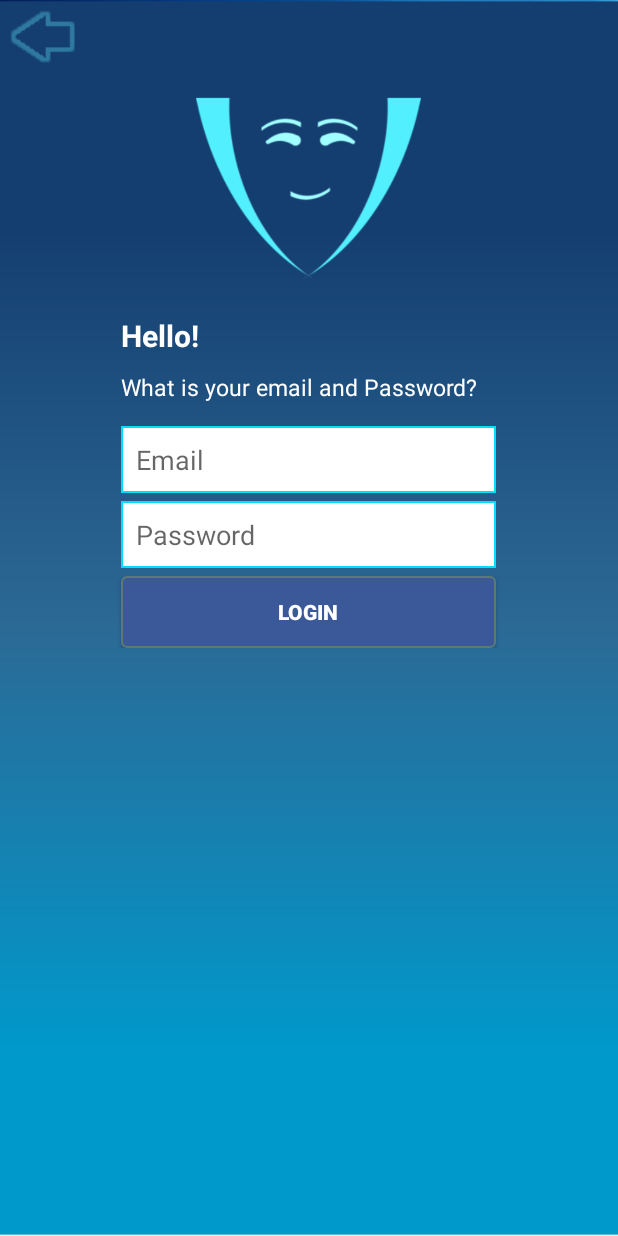
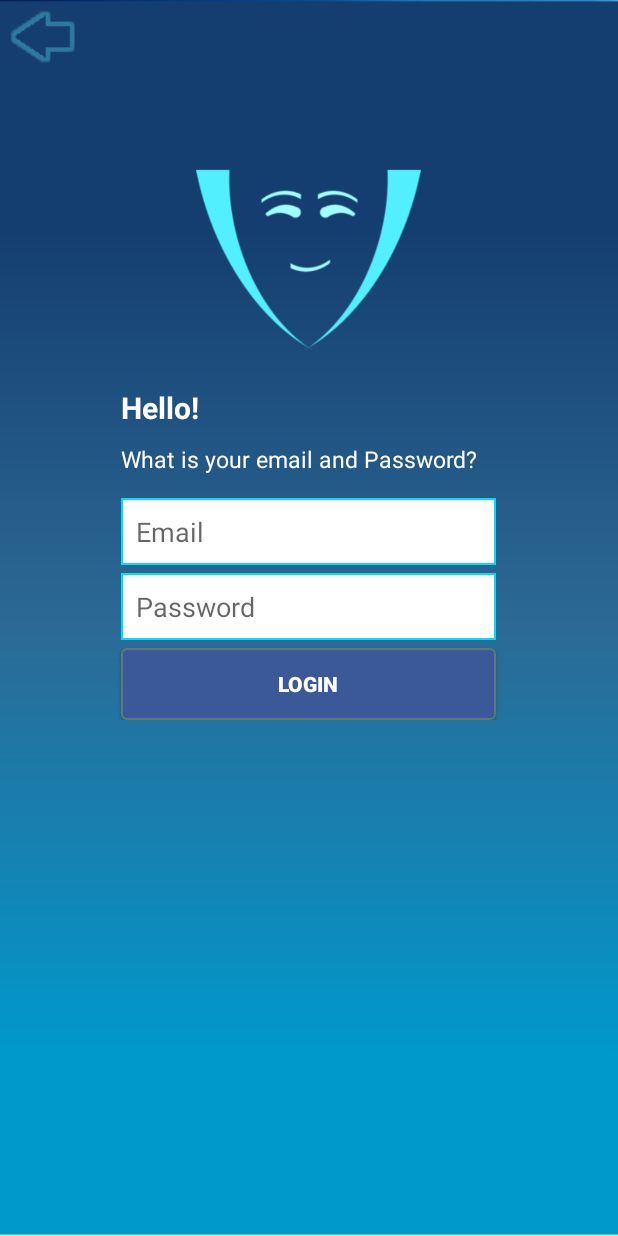
Before and after one commit to byteShaft/video-compressor, an Android app: the LoginActivity screen opened directly, with no data from a screen before it, on a phone screen of 412 x 824 dp. Run offline under Robolectric (Android 15) with nearby library versions, the light colour scheme and no system bars.

Commit message:
minor chnages

```diff
--- a/app/src/main/res/layout/activity_login.xml
+++ b/app/src/main/res/layout/activity_login.xml
@@ -6,6 +6,15 @@
     android:orientation="vertical"
     android:background="@drawable/process_bkg"
     tools:context="byteshaft.com.videocompressor.LoginActivity">
+
+    <ScrollView
+        android:layout_width="match_parent"
+        android:layout_height="wrap_content">
+
+    <LinearLayout
+        android:layout_width="match_parent"
+        android:layout_height="wrap_content"
+        android:orientation="vertical">
 
     <ImageButton
         android:id="@+id/back_button"
@@ -20,8 +29,7 @@
         android:layout_width="150dp"
         android:layout_height="150dp"
         android:src="@drawable/logo"
-        android:layout_alignParentTop="true"
-        android:layout_centerHorizontal="true"
+        android:layout_gravity="center"
         android:layout_marginTop="50dp" />
 
     <RelativeLayout
@@ -84,5 +92,6 @@
             android:text="Login" />
 
     </RelativeLayout>
-
+    </LinearLayout>
+    </ScrollView>
 </RelativeLayout>
```
